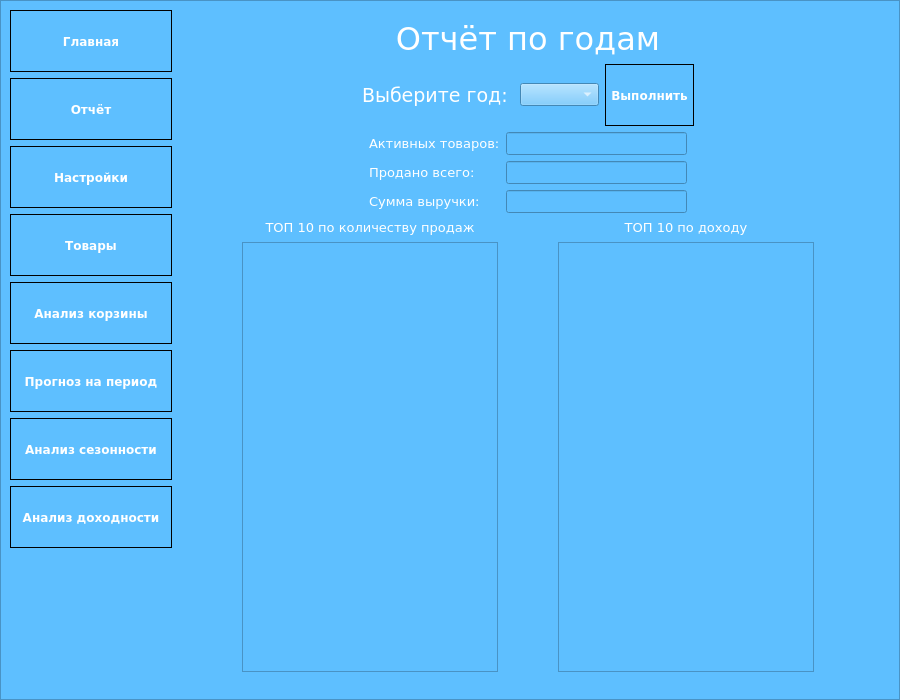
Old version of the form design_dev.ui in the repository miptivan/data_desktop.
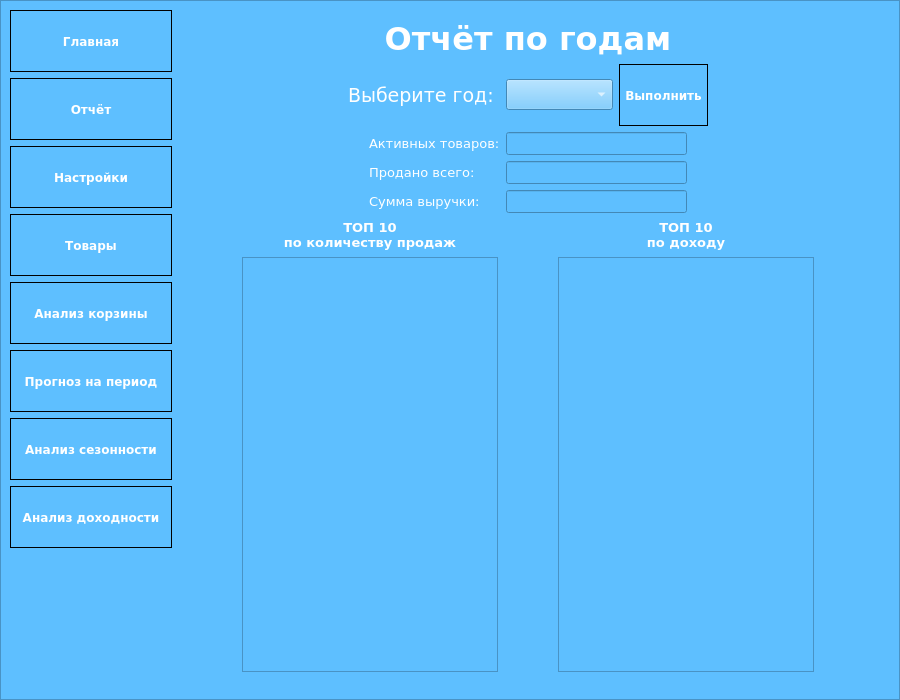
New version of the form. The open tabs and pages were chosen to show the change. Custom widgets are drawn as their Qt base class.

Commit message: bold heading

```diff
--- a/design_dev.ui
+++ b/design_dev.ui
@@ -663,6 +663,8 @@
                <font>
                 <family>Verdana</family>
                 <pointsize>24</pointsize>
+                <weight>75</weight>
+                <bold>true</bold>
                </font>
               </property>
               <property name="text">
@@ -706,6 +708,7 @@
                 <property name="font">
                  <font>
                   <family>Verdana</family>
+                  <pointsize>14</pointsize>
                  </font>
                 </property>
                </widget>
@@ -850,10 +853,13 @@
                    <font>
                     <family>Verdana</family>
                     <pointsize>10</pointsize>
+                    <weight>75</weight>
+                    <bold>true</bold>
                    </font>
                   </property>
                   <property name="text">
-                   <string>ТОП 10 по количеству продаж</string>
+                   <string>ТОП 10
+по количеству продаж</string>
                   </property>
                   <property name="alignment">
                    <set>Qt::AlignCenter</set>
@@ -894,10 +900,13 @@
                    <font>
                     <family>Verdana</family>
                     <pointsize>10</pointsize>
+                    <weight>75</weight>
+                    <bold>true</bold>
                    </font>
                   </property>
                   <property name="text">
-                   <string>ТОП 10 по доходу</string>
+                   <string>ТОП 10
+по доходу</string>
                   </property>
                   <property name="alignment">
                    <set>Qt::AlignCenter</set>
```
Left out of the diff: 35 changed lines with no effect on the pictures.
